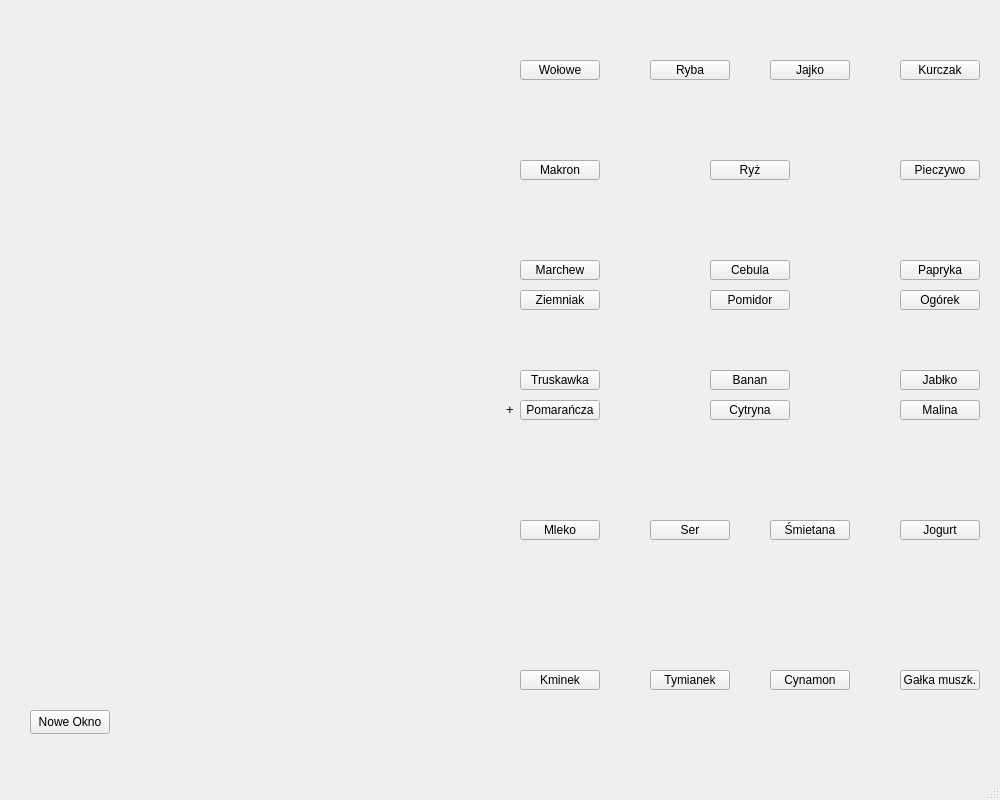
First picture: the form in Ksiazka/mainwindow.ui, repository ZuzaJas/Filtrujaca-Ksiazka, before the edit.
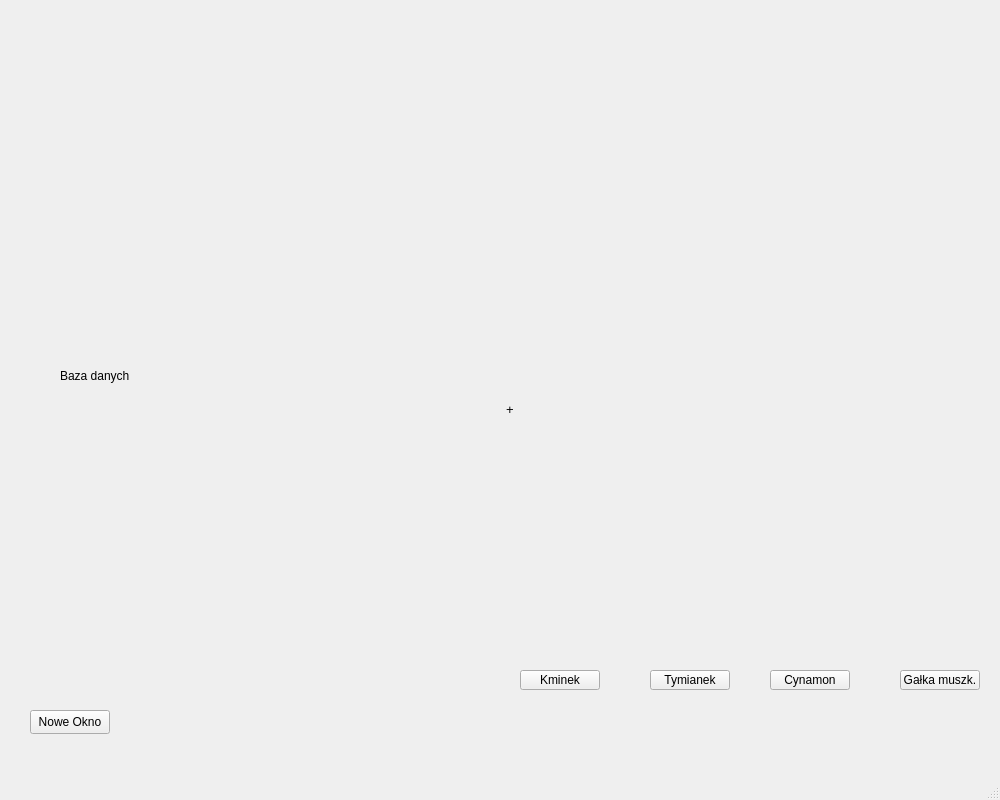
Second picture: the form after the edit.

The edit to the form file:
```diff
--- a/Ksiazka/mainwindow.ui
+++ b/Ksiazka/mainwindow.ui
@@ -20,58 +20,6 @@
    <string>MainWindow</string>
   </property>
   <widget class="QWidget" name="centralwidget">
-   <widget class="QPushButton" name="kurczak">
-    <property name="geometry">
-     <rect>
-      <x>900</x>
-      <y>60</y>
-      <width>80</width>
-      <height>20</height>
-     </rect>
-    </property>
-    <property name="text">
-     <string>Kurczak</string>
-    </property>
-   </widget>
-   <widget class="QPushButton" name="wolowe">
-    <property name="geometry">
-     <rect>
-      <x>520</x>
-      <y>60</y>
-      <width>80</width>
-      <height>20</height>
-     </rect>
-    </property>
-    <property name="text">
-     <string>Wołowe</string>
-    </property>
-   </widget>
-   <widget class="QPushButton" name="ryba">
-    <property name="geometry">
-     <rect>
-      <x>650</x>
-      <y>60</y>
-      <width>80</width>
-      <height>20</height>
-     </rect>
-    </property>
-    <property name="text">
-     <string>Ryba</string>
-    </property>
-   </widget>
-   <widget class="QPushButton" name="jajko">
-    <property name="geometry">
-     <rect>
-      <x>770</x>
-      <y>60</y>
-      <width>80</width>
-      <height>20</height>
-     </rect>
-    </property>
-    <property name="text">
-     <string>Jajko</string>
-    </property>
-   </widget>
    <widget class="QLabel" name="label">
     <property name="geometry">
      <rect>
@@ -158,110 +106,6 @@
      <string>Tymianek</string>
     </property>
    </widget>
-   <widget class="QPushButton" name="makaron">
-    <property name="geometry">
-     <rect>
-      <x>520</x>
-      <y>160</y>
-      <width>80</width>
-      <height>20</height>
-     </rect>
-    </property>
-    <property name="text">
-     <string>Makron</string>
-    </property>
-   </widget>
-   <widget class="QPushButton" name="pieczywo">
-    <property name="geometry">
-     <rect>
-      <x>900</x>
-      <y>160</y>
-      <width>80</width>
-      <height>20</height>
-     </rect>
-    </property>
-    <property name="text">
-     <string>Pieczywo</string>
-    </property>
-   </widget>
-   <widget class="QPushButton" name="ryz">
-    <property name="geometry">
-     <rect>
-      <x>710</x>
-      <y>160</y>
-      <width>80</width>
-      <height>20</height>
-     </rect>
-    </property>
-    <property name="text">
-     <string>Ryż</string>
-    </property>
-   </widget>
-   <widget class="QPushButton" name="marchew">
-    <property name="geometry">
-     <rect>
-      <x>520</x>
-      <y>260</y>
-      <width>80</width>
-      <height>20</height>
-     </rect>
-    </property>
-    <property name="text">
-     <string>Marchew</string>
-    </property>
-   </widget>
-   <widget class="QPushButton" name="ziemniak">
-    <property name="geometry">
-     <rect>
-      <x>520</x>
-      <y>290</y>
-      <width>80</width>
-      <height>20</height>
-     </rect>
-    </property>
-    <property name="text">
-     <string>Ziemniak</string>
-    </property>
-   </widget>
-   <widget class="QPushButton" name="cebula">
-    <property name="geometry">
-     <rect>
-      <x>710</x>
-      <y>260</y>
-      <width>80</width>
-      <height>20</height>
-     </rect>
-    </property>
-    <property name="text">
-     <string>Cebula</string>
-    </property>
-   </widget>
-   <widget class="QPushButton" name="pomidor">
-    <property name="geometry">
-     <rect>
-      <x>710</x>
-      <y>290</y>
-      <width>80</width>
-      <height>20</height>
-     </rect>
-    </property>
-    <property name="text">
-     <string>Pomidor</string>
-    </property>
-   </widget>
-   <widget class="QPushButton" name="papryka">
-    <property name="geometry">
-     <rect>
-      <x>900</x>
-      <y>260</y>
-      <width>80</width>
-      <height>20</height>
-     </rect>
-    </property>
-    <property name="text">
-     <string>Papryka</string>
-    </property>
-   </widget>
    <widget class="QPushButton" name="nowe_okno">
     <property name="geometry">
      <rect>
@@ -275,149 +119,6 @@
      <string>Nowe Okno</string>
     </property>
    </widget>
-   <widget class="QPushButton" name="ogorek">
-    <property name="geometry">
-     <rect>
-      <x>900</x>
-      <y>290</y>
-      <width>80</width>
-      <height>20</height>
-     </rect>
-    </property>
-    <property name="text">
-     <string>Ogórek</string>
-    </property>
-   </widget>
-   <widget class="QPushButton" name="truskawka">
-    <property name="geometry">
-     <rect>
-      <x>520</x>
-      <y>370</y>
-      <width>80</width>
-      <height>20</height>
-     </rect>
-    </property>
-    <property name="text">
-     <string>Truskawka</string>
-    </property>
-   </widget>
-   <widget class="QPushButton" name="pomarancza">
-    <property name="geometry">
-     <rect>
-      <x>520</x>
-      <y>400</y>
-      <width>80</width>
-      <height>20</height>
-     </rect>
-    </property>
-    <property name="text">
-     <string>Pomarańcza</string>
-    </property>
-   </widget>
-   <widget class="QPushButton" name="banan">
-    <property name="geometry">
-     <rect>
-      <x>710</x>
-      <y>370</y>
-      <width>80</width>
-      <height>20</height>
-     </rect>
-    </property>
-    <property name="text">
-     <string>Banan</string>
-    </property>
-   </widget>
-   <widget class="QPushButton" name="cytryna">
-    <property name="geometry">
-     <rect>
-      <x>710</x>
-      <y>400</y>
-      <width>80</width>
-      <height>20</height>
-     </rect>
-    </property>
-    <property name="text">
-     <string>Cytryna</string>
-    </property>
-   </widget>
-   <widget class="QPushButton" name="jablko">
-    <property name="geometry">
-     <rect>
-      <x>900</x>
-      <y>370</y>
-      <width>80</width>
-      <height>20</height>
-     </rect>
-    </property>
-    <property name="text">
-     <string>Jabłko</string>
-    </property>
-   </widget>
-   <widget class="QPushButton" name="malina">
-    <property name="geometry">
-     <rect>
-      <x>900</x>
-      <y>400</y>
-      <width>80</width>
-      <height>20</height>
-     </rect>
-    </property>
-    <property name="text">
-     <string>Malina</string>
-    </property>
-   </widget>
-   <widget class="QPushButton" name="mleko">
-    <property name="geometry">
-     <rect>
-      <x>520</x>
-      <y>520</y>
-      <width>80</width>
-      <height>20</height>
-     </rect>
-    </property>
-    <property name="text">
-     <string>Mleko</string>
-    </property>
-   </widget>
-   <widget class="QPushButton" name="jogurt">
-    <property name="geometry">
-     <rect>
-      <x>900</x>
-      <y>520</y>
-      <width>80</width>
-      <height>20</height>
-     </rect>
-    </property>
-    <property name="text">
-     <string>Jogurt</string>
-    </property>
-   </widget>
-   <widget class="QPushButton" name="ser">
-    <property name="geometry">
-     <rect>
-      <x>650</x>
-      <y>520</y>
-      <width>80</width>
-      <height>20</height>
-     </rect>
-    </property>
-    <property name="text">
-     <string>Ser</string>
-    </property>
-   </widget>
-   <widget class="QPushButton" name="smietana">
-    <property name="geometry">
-     <rect>
-      <x>770</x>
-      <y>520</y>
-      <width>80</width>
-      <height>20</height>
-     </rect>
-    </property>
-    <property name="text">
-     <string>Śmietana</string>
-    </property>
-   </widget>
    <widget class="QLabel" name="zdjecie">
     <property name="geometry">
      <rect>
@@ -431,6 +132,19 @@
      <string/>
     </property>
    </widget>
+   <widget class="QLabel" name="label_2">
+    <property name="geometry">
+     <rect>
+      <x>60</x>
+      <y>360</y>
+      <width>201</width>
+      <height>31</height>
+     </rect>
+    </property>
+    <property name="text">
+     <string>Baza danych</string>
+    </property>
+   </widget>
   </widget>
   <widget class="QMenuBar" name="menubar">
    <property name="geometry">
```
